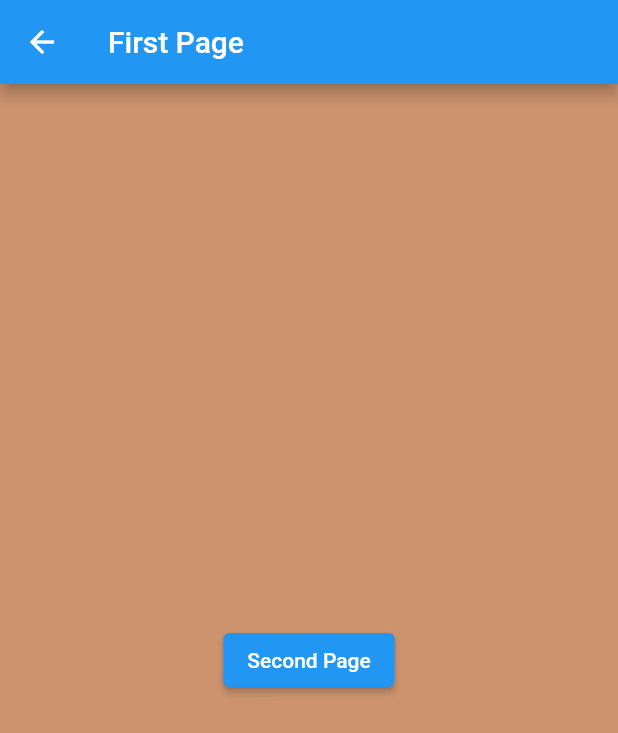
After one commit to Abhay987/all_widget_included, a Flutter app: the screen it shows after launch, after a tap on "RouteReplacement Screen", on a phone screen of 412 x 824 dp. The commit adds this screen. Shown: the top 733 px of the screen. Run offline on Flutter 3.47's test engine with Material 2 defaults, Android fonts, the phone set to English and light mode, and no system bars.

Commit message:
Add route replacement file and date

```diff
--- a/lib/main.dart
+++ b/lib/main.dart
@@ -9,6 +9,7 @@ import 'package:myfirstapp/list_data.dart';
 import 'package:myfirstapp/row_column.dart';
 import 'package:myfirstapp/rte_date.dart';
 import 'package:myfirstapp/rtearg.dart';
+import 'package:myfirstapp/rtert.dart';
 import 'package:myfirstapp/stack_layout.dart';
 import 'package:myfirstapp/stful_data.dart';
 import 'package:myfirstapp/wrap_data.dart';
@@ -29,6 +30,8 @@ void main() {
         '/btmnvbr':(context) => const BtmNvr(),
         '/rtscr':(context) => const RteData(),
         '/rtarg':(context) => const RteArg(),
+        '/rtrt':(context) => const RteRt(),
+
 
       },));
 }
@@ -59,7 +62,7 @@ class MyApp extends StatelessWidget {
           ElevatedButton(onPressed: (){ Navigator.pushNamed(context, '/btmnvbr');}, child: const Text('btmnvbr Launch')),
           ElevatedButton(onPressed: (){ Navigator.pushNamed(context, '/rtscr');}, child: const Text('Route Screen')),
           ElevatedButton(onPressed: (){ Navigator.pushNamed(context, '/rtarg');}, child: const Text('RouteArg Screen')),
-
+            ElevatedButton(onPressed: (){ Navigator.pushNamed(context, '/rtrt');}, child: const Text('RouteReplacement Screen')),
 
 
        ],
--- /dev/null
+++ b/lib/rtert.dart
@@ -0,0 +1,76 @@
+
+import 'package:flutter/material.dart';
+
+
+class RteRt extends StatelessWidget {
+  const RteRt({ Key? key }) : super(key: key);
+
+  @override
+  Widget build(BuildContext context) {
+    return MaterialApp(
+      initialRoute: '/fstpage',
+         routes: {
+        '/fstpage':((context) => const FstPage()),
+        '/sndpage':((context) =>const SndPage()),
+        '/thdpage':((context) => const ThdPage()),
+      },
+      home: const FstPage(),
+    );
+}}
+class FstPage extends StatelessWidget {
+ const FstPage({ Key? key }) : super(key: key);
+ @override
+  Widget build(BuildContext context) {
+    return Scaffold(
+      appBar: AppBar(title: const Text('First Page')),
+      body: Container(
+          color: const Color.fromARGB(255, 204, 147, 110),
+          child: Center(
+          child: ElevatedButton(onPressed: (){
+          Navigator.pushNamed(context, '/sndpage');
+          }, child: const Text('Second Page')),
+      ),
+        ),
+    );
+
+
+  }
+}
+class SndPage extends StatelessWidget {
+ const SndPage({ Key? key }) : super(key: key);
+ @override
+  Widget build(BuildContext context) {
+    return Scaffold(
+      appBar: AppBar(title: const Text('Second Page'),),
+      body: Container(
+          color: const Color.fromARGB(255, 223, 105, 121),
+          child: Center(
+          child: ElevatedButton(onPressed: (){
+       Navigator.of(context).pushNamedAndRemoveUntil('/thdpage',ModalRoute.withName('/fstpage'));
+          }, child: const Text('Third Page')),
+      ),
+        ),
+    );
+
+
+  }
+}
+class ThdPage extends StatelessWidget {
+ const ThdPage({ Key? key }) : super(key: key);
+ @override
+  Widget build(BuildContext context) {
+    return Scaffold(
+      appBar: AppBar(title: const Text('Third Page')),
+    body: Container(
+          color:const  Color.fromARGB(255, 94, 202, 135),
+          child: Center(
+          child: ElevatedButton(onPressed: (){
+            Navigator.pop(context);
+          }, child: const Text('First Page')),
+      ),
+        ),
+    );
+
+
+  }
+}
```
